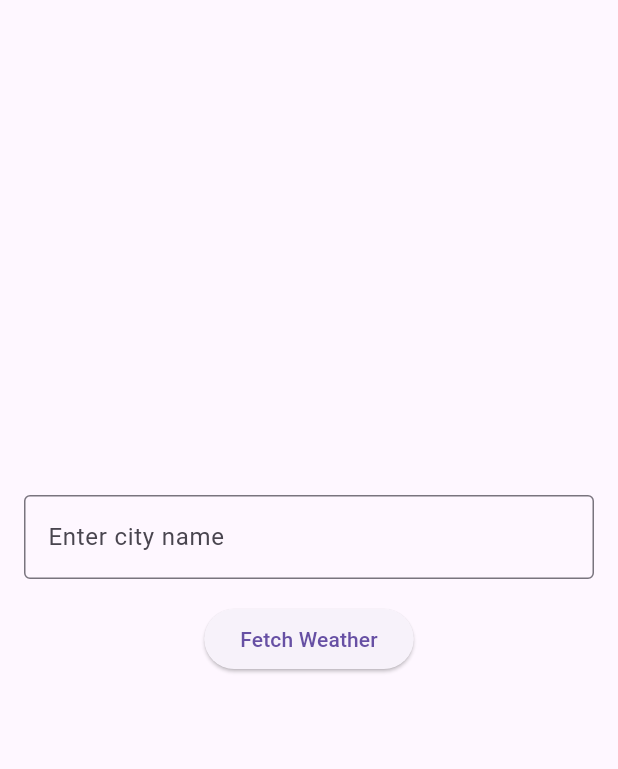
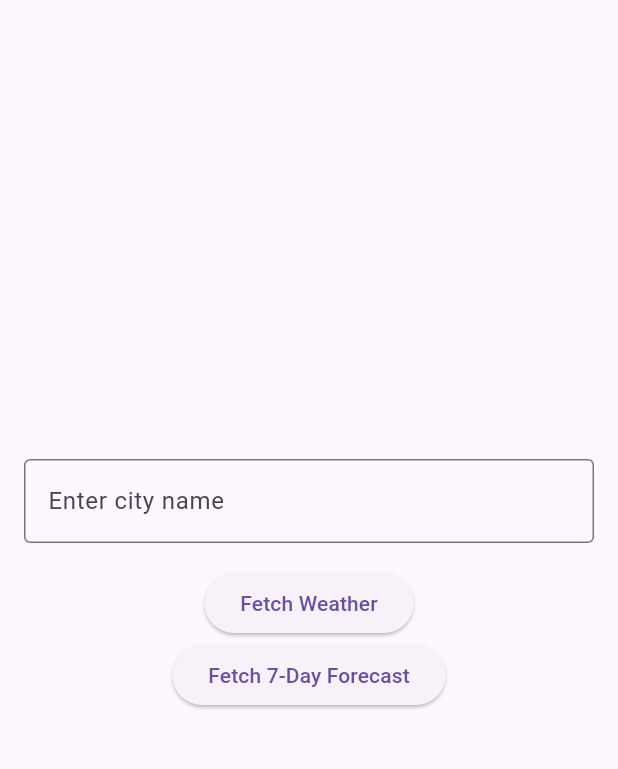
Before and after one commit to HydervaliY/weather_info_app, a Flutter app: the screen it shows after launch, on a phone screen of 412 x 824 dp, the part 63-832 px from its top. Run offline on Flutter 3.47's test engine with Material 3 defaults, Android fonts, the phone set to English and light mode, and no system bars.

Commit message:
Checking the added code

```diff
--- a/lib/main.dart
+++ b/lib/main.dart
@@ -35,6 +35,14 @@ class _WeatherHomePageState extends State<WeatherHomePage> {
     });
   }
 
+void _fetch7DayForecast() {
+  setState(() {
+    _cityName = _controller.text;
+    // Simulated forecast data for 7 days
+    _weatherInfo = 'Forecast for $_cityName:\n1. Sunny, 25°C\n2. Cloudy, 20°C\n3. Rainy, 18°C\n4. Sunny, 26°C\n5. Windy, 22°C\n6. Rainy, 19°C\n7. Sunny, 24°C';
+  });
+}
+
   @override
   Widget build(BuildContext context) {
     return Scaffold(
@@ -58,6 +66,11 @@ class _WeatherHomePageState extends State<WeatherHomePage> {
               onPressed: _fetchWeather,
               child: Text('Fetch Weather'),
             ),
+            ElevatedButton(
+              onPressed: _fetch7DayForecast,
+              child: Text('Fetch 7-Day Forecast'),
+            ),
+
             SizedBox(height: 16),
             if (_cityName.isNotEmpty && _weatherInfo.isNotEmpty)
               Text(
```
